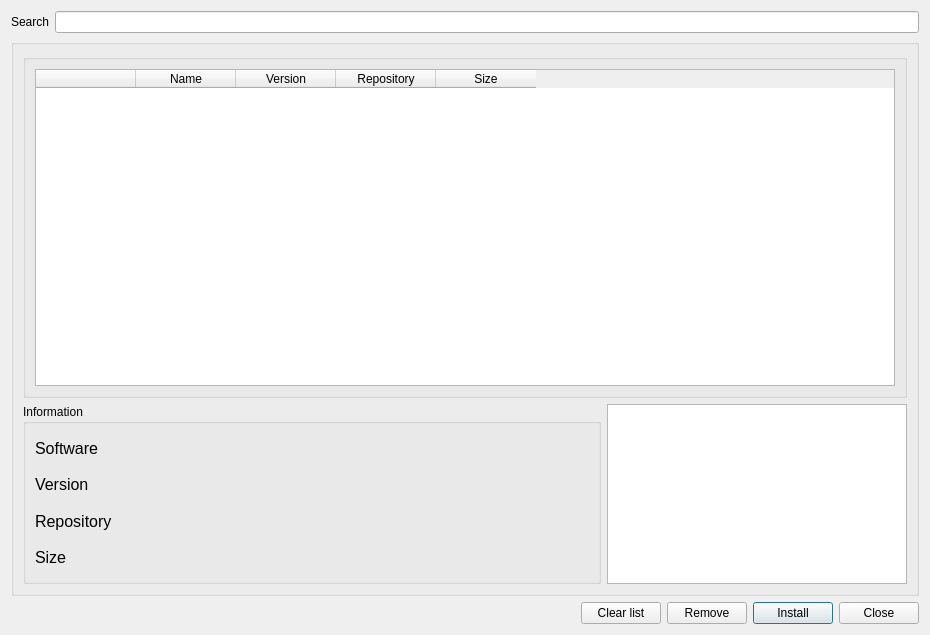
First picture: the form in src/gui/InstallPackages.ui, repository kratos83/CondresControlCenter, before the edit.
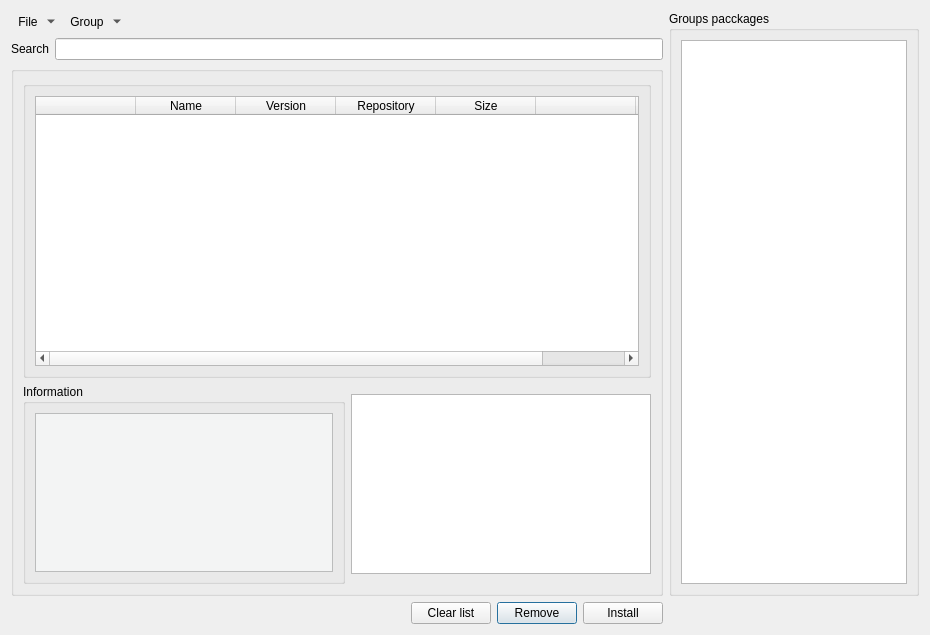
Second picture: the form after the edit. Icons and pictures are not drawn.

```diff
--- a/src/gui/InstallPackages.ui
+++ b/src/gui/InstallPackages.ui
@@ -15,6 +15,63 @@
   </property>
   <layout class="QGridLayout" name="gridLayout_3">
    <item row="1" column="0" colspan="2">
+    <layout class="QHBoxLayout" name="horizontalLayout_5">
+     <item>
+      <widget class="QLabel" name="label">
+       <property name="text">
+        <string>Search</string>
+       </property>
+      </widget>
+     </item>
+     <item>
+      <widget class="QLineEdit" name="cerca_line"/>
+     </item>
+    </layout>
+   </item>
+   <item row="0" column="0" colspan="2">
+    <layout class="QGridLayout" name="gridLayout_6">
+     <item row="0" column="3">
+      <spacer name="horizontalSpacer_2">
+       <property name="orientation">
+        <enum>Qt::Horizontal</enum>
+       </property>
+       <property name="sizeHint" stdset="0">
+        <size>
+         <width>40</width>
+         <height>20</height>
+        </size>
+       </property>
+      </spacer>
+     </item>
+     <item row="0" column="1">
+      <widget class="QToolButton" name="menuGroup">
+       <property name="text">
+        <string>Group</string>
+       </property>
+       <property name="popupMode">
+        <enum>QToolButton::MenuButtonPopup</enum>
+       </property>
+       <property name="autoRaise">
+        <bool>true</bool>
+       </property>
+      </widget>
+     </item>
+     <item row="0" column="0">
+      <widget class="QToolButton" name="menuFile">
+       <property name="text">
+        <string>File</string>
+       </property>
+       <property name="popupMode">
+        <enum>QToolButton::MenuButtonPopup</enum>
+       </property>
+       <property name="autoRaise">
+        <bool>true</bool>
+       </property>
+      </widget>
+     </item>
+    </layout>
+   </item>
+   <item row="2" column="0" colspan="2">
     <widget class="QGroupBox" name="groupBox">
      <property name="title">
       <string/>
@@ -50,8 +107,8 @@
 }
 
 QTableView::indicator {
-    width: 16px;
-    height: 16px;
+    width: 24px;
+    height: 24px;
 }
 
 QTableView::indicator:unchecked {
@@ -88,6 +145,16 @@
              <string>Size</string>
             </property>
            </column>
+           <column>
+            <property name="text">
+             <string/>
+            </property>
+           </column>
+           <column>
+            <property name="text">
+             <string>Description</string>
+            </property>
+           </column>
           </widget>
          </item>
         </layout>
@@ -98,182 +165,25 @@
         <property name="minimumSize">
          <size>
           <width>0</width>
-          <height>180</height>
+          <height>200</height>
          </size>
         </property>
         <property name="maximumSize">
          <size>
           <width>16777215</width>
-          <height>180</height>
+          <height>200</height>
          </size>
         </property>
         <property name="title">
          <string>Information</string>
         </property>
-        <layout class="QGridLayout" name="gridLayout_8">
+        <layout class="QGridLayout" name="gridLayout_5">
          <item row="0" column="0">
-          <layout class="QHBoxLayout" name="horizontalLayout">
-           <item>
-            <widget class="QLabel" name="label_3">
-             <property name="font">
-              <font>
-               <pointsize>12</pointsize>
-              </font>
-             </property>
-             <property name="text">
-              <string>Software</string>
-             </property>
-            </widget>
-           </item>
-           <item>
-            <widget class="QLabel" name="label_name">
-             <property name="font">
-              <font>
-               <pointsize>12</pointsize>
-              </font>
-             </property>
-             <property name="text">
-              <string/>
-             </property>
-            </widget>
-           </item>
-           <item>
-            <spacer name="horizontalSpacer_3">
-             <property name="orientation">
-              <enum>Qt::Horizontal</enum>
-             </property>
-             <property name="sizeHint" stdset="0">
-              <size>
-               <width>40</width>
-               <height>20</height>
-              </size>
-             </property>
-            </spacer>
-           </item>
-          </layout>
-         </item>
-         <item row="1" column="0">
-          <layout class="QHBoxLayout" name="horizontalLayout_2">
-           <item>
-            <widget class="QLabel" name="label_5">
-             <property name="font">
-              <font>
-               <pointsize>12</pointsize>
-              </font>
-             </property>
-             <property name="text">
-              <string>Version</string>
-             </property>
-            </widget>
-           </item>
-           <item>
-            <widget class="QLabel" name="label_version">
-             <property name="font">
-              <font>
-               <pointsize>12</pointsize>
-              </font>
-             </property>
-             <property name="text">
-              <string/>
-             </property>
-            </widget>
-           </item>
-           <item>
-            <spacer name="horizontalSpacer_4">
-             <property name="orientation">
-              <enum>Qt::Horizontal</enum>
-             </property>
-             <property name="sizeHint" stdset="0">
-              <size>
-               <width>40</width>
-               <height>20</height>
-              </size>
-             </property>
-            </spacer>
-           </item>
-          </layout>
-         </item>
-         <item row="3" column="0">
-          <layout class="QHBoxLayout" name="horizontalLayout_4">
-           <item>
-            <widget class="QLabel" name="label_7">
-             <property name="font">
-              <font>
-               <pointsize>12</pointsize>
-              </font>
-             </property>
-             <property name="text">
-              <string>Size</string>
-             </property>
-            </widget>
-           </item>
-           <item>
-            <widget class="QLabel" name="label_size">
-             <property name="font">
-              <font>
-               <pointsize>12</pointsize>
-              </font>
-             </property>
-             <property name="text">
-              <string/>
-             </property>
-            </widget>
-           </item>
-           <item>
-            <spacer name="horizontalSpacer_6">
-             <property name="orientation">
-              <enum>Qt::Horizontal</enum>
-             </property>
-             <property name="sizeHint" stdset="0">
-              <size>
-               <width>40</width>
-               <height>20</height>
-              </size>
-             </property>
-            </spacer>
-           </item>
-          </layout>
-         </item>
-         <item row="2" column="0">
-          <layout class="QHBoxLayout" name="horizontalLayout_3">
-           <item>
-            <widget class="QLabel" name="label_6">
-             <property name="font">
-              <font>
-               <pointsize>12</pointsize>
-              </font>
-             </property>
-             <property name="text">
-              <string>Repository</string>
-             </property>
-            </widget>
-           </item>
-           <item>
-            <widget class="QLabel" name="label_repo">
-             <property name="font">
-              <font>
-               <pointsize>12</pointsize>
-              </font>
-             </property>
-             <property name="text">
-              <string/>
-             </property>
-            </widget>
-           </item>
-           <item>
-            <spacer name="horizontalSpacer_5">
-             <property name="orientation">
-              <enum>Qt::Horizontal</enum>
-             </property>
-             <property name="sizeHint" stdset="0">
-              <size>
-               <width>40</width>
-               <height>20</height>
-              </size>
-             </property>
-            </spacer>
-           </item>
-          </layout>
+          <widget class="QTextEdit" name="info">
+           <property name="styleSheet">
+            <string notr="true">background-color: rgb(243, 244, 244);</string>
+           </property>
+          </widget>
          </item>
         </layout>
        </widget>
@@ -281,19 +191,32 @@
      </layout>
     </widget>
    </item>
-   <item row="2" column="1">
+   <item row="0" column="2" rowspan="3">
+    <widget class="QGroupBox" name="groupBoxPackages">
+     <property name="minimumSize">
+      <size>
+       <width>250</width>
+       <height>0</height>
+      </size>
+     </property>
+     <property name="maximumSize">
+      <size>
+       <width>250</width>
+       <height>16777215</height>
+      </size>
+     </property>
+     <property name="title">
+      <string>Groups pacckages</string>
+     </property>
+     <layout class="QGridLayout" name="gridLayout_7">
+      <item row="0" column="0">
+       <widget class="QListWidget" name="listWidgetPackages"/>
+      </item>
+     </layout>
+    </widget>
+   </item>
+   <item row="3" column="0" colspan="2">
     <layout class="QGridLayout" name="gridLayout">
-     <item row="0" column="3">
-      <widget class="QPushButton" name="applica">
-       <property name="text">
-        <string>Install</string>
-       </property>
-       <property name="icon">
-        <iconset resource="../images.qrc">
-         <normaloff>:/images/install.png</normaloff>:/images/install.png</iconset>
-       </property>
-      </widget>
-     </item>
      <item row="0" column="2">
       <widget class="QPushButton" name="remove">
        <property name="text">
@@ -318,14 +241,14 @@
        </property>
       </spacer>
      </item>
-     <item row="0" column="4">
-      <widget class="QPushButton" name="chiudi">
+     <item row="0" column="3">
+      <widget class="QPushButton" name="applica">
        <property name="text">
-        <string>Close</string>
+        <string>Install</string>
        </property>
        <property name="icon">
         <iconset resource="../images.qrc">
-         <normaloff>:/images/application-exit.png</normaloff>:/images/application-exit.png</iconset>
+         <normaloff>:/images/install.png</normaloff>:/images/install.png</iconset>
        </property>
       </widget>
      </item>
@@ -342,20 +265,6 @@
      </item>
     </layout>
    </item>
-   <item row="0" column="0" colspan="2">
-    <layout class="QHBoxLayout" name="horizontalLayout_5">
-     <item>
-      <widget class="QLabel" name="label">
-       <property name="text">
-        <string>Search</string>
-       </property>
-      </widget>
-     </item>
-     <item>
-      <widget class="QLineEdit" name="cerca_line"/>
-     </item>
-    </layout>
-   </item>
   </layout>
  </widget>
  <tabstops>
```
Left out of the diff: 6 changed lines with no effect on the pictures.
